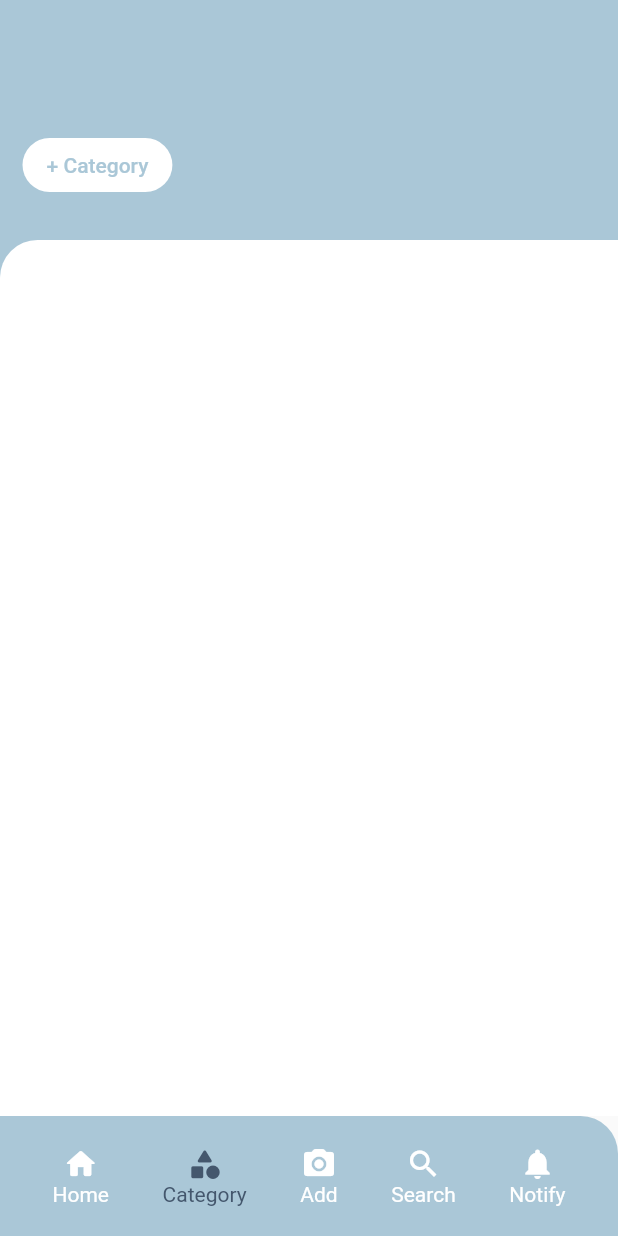
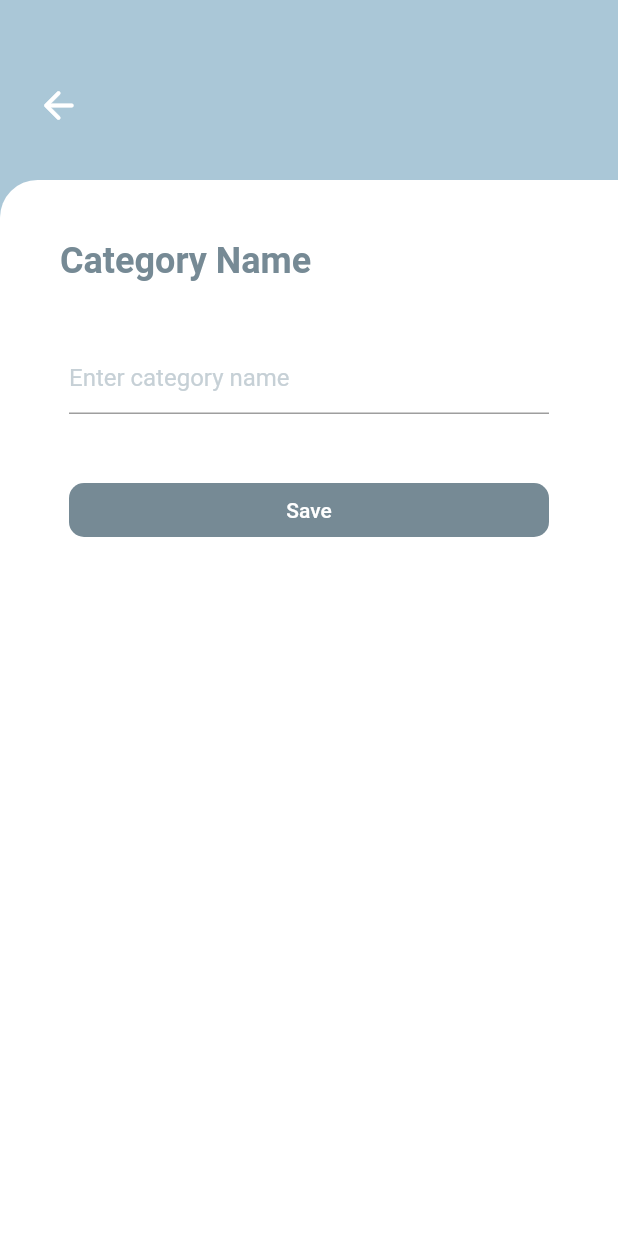
Before and after one commit to incubation-center/B8-Native--Mobile-Application--Group5, a Flutter app: the screen it shows after launch, item 2 of the bottom bar chosen, after a tap on "+ Category", on a phone screen of 412 x 824 dp. Run offline on Flutter 3.47's test engine with Material 2 defaults, Android fonts, the phone set to English and light mode, and no system bars; drawn by our look-alikes of zoom_tap_animation; our stand-ins replace get, go_router.

Commit message:
create add category function

```diff
--- a/lib/components/nav_bar.dart
+++ b/lib/components/nav_bar.dart
@@ -4,7 +4,7 @@ import 'package:tukdak/screens/homePage.dart';
 import 'package:zoom_tap_animation/zoom_tap_animation.dart';
 import 'package:get/get.dart';
 import 'package:get/get_navigation/src/routes/default_transitions.dart';
-import 'package:tukdak/controller/controller.dart';
+import 'package:tukdak/controller/NavController.dart';
 import 'package:tukdak/screens/addProperty.dart';
 import 'package:tukdak/screens/categoryScreen.dart';
 import 'package:tukdak/screens/mainScreen.dart';
--- /dev/null
+++ b/lib/controller/addCategoryController.dart
@@ -0,0 +1,38 @@
+import 'package:flutter/material.dart';
+import 'package:get/get.dart';
+import 'package:tukdak/models/categoryName.dart';
+import 'package:tukdak/screens/addCategory.dart';
+
+class AddCategoryController extends GetxController {
+  Rx<List<CategoryModel>> category = Rx<List<CategoryModel>>([]);
+  TextEditingController categoryNameTextEditingController = TextEditingController();
+
+  late CategoryModel categoryModel;
+  var itemCount = 0.obs;
+  @override
+  void onInit() {
+    super.onInit();
+  }
+
+  @override
+  void onReady() {
+    super.onReady();
+  }
+
+  @override
+  void onClose() {
+    super.onClose();
+    categoryNameTextEditingController.dispose();
+  }
+  addNewCategory(String categoryName) {
+    categoryModel = new CategoryModel(categoryName: categoryName);
+    category.value.add(categoryModel);
+    itemCount.value = category.value.length;
+  }
+
+  removeCategory(int index) {
+    category.value.removeAt(index);
+    itemCount.value = category.value.length;
+
+  }
+}
--- a/lib/main.dart
+++ b/lib/main.dart
@@ -1,4 +1,8 @@
 import 'package:flutter/material.dart';
+import 'package:get/get.dart';
+import 'package:tukdak/screens/addCategory.dart';
+import 'package:tukdak/screens/homePage.dart';
+import 'package:tukdak/screens/mainScreen.dart';
 import '/config/routes.dart';
 
 void main() {
@@ -8,8 +12,11 @@ void main() {
 class MyApp extends StatelessWidget {
   @override
   Widget build(BuildContext context) {
-    return MaterialApp.router(
-      routerConfig: router,
+    return const GetMaterialApp(
+          home: MainScreen(),
     );
+    // return GetMaterialApp(
+    //   home: addCategory(),
+    // );
   }
 }
--- /dev/null
+++ b/lib/models/categoryName.dart
@@ -0,0 +1,8 @@
+import 'package:flutter/material.dart';
+
+class CategoryModel {
+  final String? categoryName;
+
+    CategoryModel(
+      {@required this.categoryName});
+}
--- /dev/null
+++ b/lib/screens/addCategory.dart
@@ -0,0 +1,118 @@
+import 'package:flutter/material.dart';
+import 'package:get/get.dart';
+import 'package:zoom_tap_animation/zoom_tap_animation.dart';
+import '../controller/addCategoryController.dart';
+
+class addCategory extends StatefulWidget {
+  const addCategory({super.key});
+
+  @override
+  State<addCategory> createState() => _addCategoryState();
+}
+class _addCategoryState extends State<addCategory> {
+
+  final AddCategoryController controller = Get.put(AddCategoryController());
+  @override
+  Widget build(BuildContext context) {
+    return Scaffold(
+      backgroundColor: Color(0xFFAAC7D7),
+      body: SafeArea(
+        child: Column(
+          children: [
+            Container(
+              height: 120,
+              decoration: BoxDecoration(color: Color(0xFFAAC7D7)),
+              child:
+                Padding(
+                  padding: EdgeInsets.only(left: 15, top: 20),
+                  child: Row(
+                    children: [
+                     IconButton(
+                          onPressed: () {
+                            Get.back();
+                          },
+                          icon: Icon(Icons.arrow_back_rounded, size: 30,),
+                          color: Colors.white ,
+                          ),
+                    ],
+                  ),
+                ),
+            ),
+            Expanded(
+            child:
+                ClipRRect(
+                  borderRadius: BorderRadius.only(topLeft: Radius.circular(25)),
+                  child: Container(
+                    color: Colors.white,
+                    child: Column(
+                          crossAxisAlignment: CrossAxisAlignment.start,
+                          children: [
+                            Container(
+                                padding: const EdgeInsets.only(left:40, top: 40),
+                                child: const Text(
+                                  "Category Name",
+                                  style: TextStyle(
+                                      fontWeight: FontWeight.bold,
+                                      color: Color(0xFF768A95),
+                                      fontSize: 24,
+                                  ),
+                                ),
+                              ),
+                            Center(
+                              child: Container(
+                                width: 320,
+                                padding: const EdgeInsets.only(top: 40),
+                                child:
+                                TextField(
+                                  controller: controller.categoryNameTextEditingController,
+                                  decoration: InputDecoration(
+                                    focusColor: Color(0xFF768A95),
+                                    hintText: 'Enter category name',
+                                    hintStyle: TextStyle(
+                                      color: Color(0xFFC6D0D6)
+                                    )
+                                  ),
+                                ),
+                              ),
+                            ),
+                            Center(
+                              child: Container(
+                                width: 320,
+                                padding: const EdgeInsets.only(top: 40),
+                                child:
+                                  ZoomTapAnimation(
+                                    child: ElevatedButton(
+                                      child: Text(
+                                        "Save",
+                                        style: TextStyle(
+                                          color: Colors.white,
+                                        ),
+                                      ),
+                                      onPressed: () =>  {
+                                        controller.addNewCategory(controller.categoryNameTextEditingController.text),
+                                        Get.back(),
+                                        },
+                                      style: ButtonStyle(
+                                        elevation: MaterialStateProperty.all(0),
+                                        backgroundColor: MaterialStateProperty.all<Color>(Color(0xFF768A95)),
+                                        shape: MaterialStateProperty.all<RoundedRectangleBorder>(
+                                            RoundedRectangleBorder(
+                                              borderRadius: BorderRadius.circular(10.0),
+                                            )
+                                        ),
+                                      ),
+                                    ),
+                                  ),
+                              ),
+                            )
+                          ],
+                        ),
+                  ),
+                ),
+            ),
+          ],
+        ),
+      ),
+    );
+  }
+}
```
Also changed, not shown: lib/config/routes.dart (+7 -2 lines), lib/screens/categoryScreen.dart (+70 -41 lines), lib/controller/NavController.dart (renamed from lib/controller/controller.dart).
